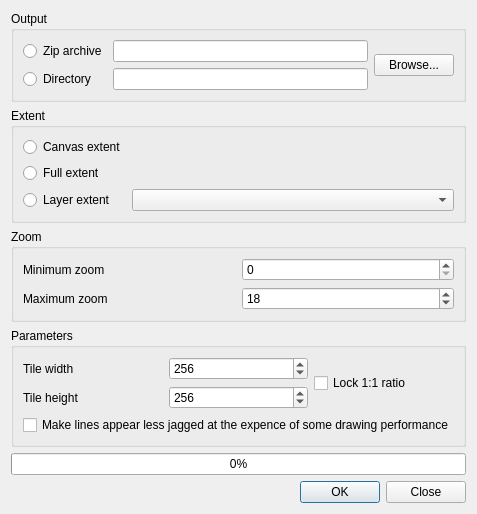
The window that qtilesdialogbase.ui (nextgis/qgis_qtiles) describes before a commit, drawn with Qt 5.
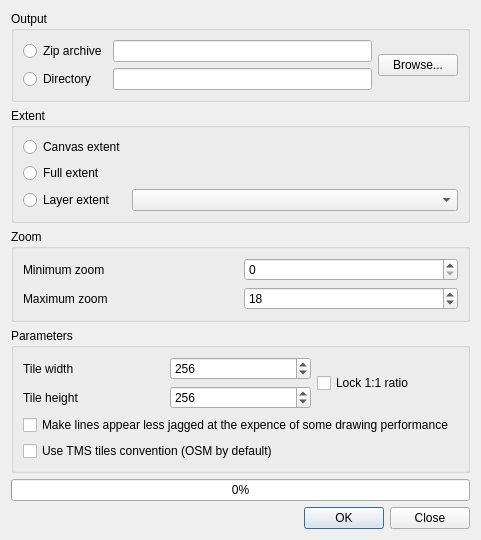
The same window after the commit.

Commit message: add option to create tiles using TMS naming convention (contributed by Giovanni Allegri)

```diff
--- a/qtilesdialogbase.ui
+++ b/qtilesdialogbase.ui
@@ -6,8 +6,8 @@
    <rect>
     <x>0</x>
     <y>0</y>
-    <width>434</width>
-    <height>492</height>
+    <width>481</width>
+    <height>521</height>
    </rect>
   </property>
   <property name="windowTitle">
@@ -199,6 +199,13 @@
         </property>
        </widget>
       </item>
+      <item row="3" column="0" colspan="3">
+       <widget class="QCheckBox" name="chkTMSConvention">
+        <property name="text">
+         <string>Use TMS tiles convention (OSM by default)</string>
+        </property>
+       </widget>
+      </item>
      </layout>
     </widget>
    </item>
```
The commit also changes 4 other files.
